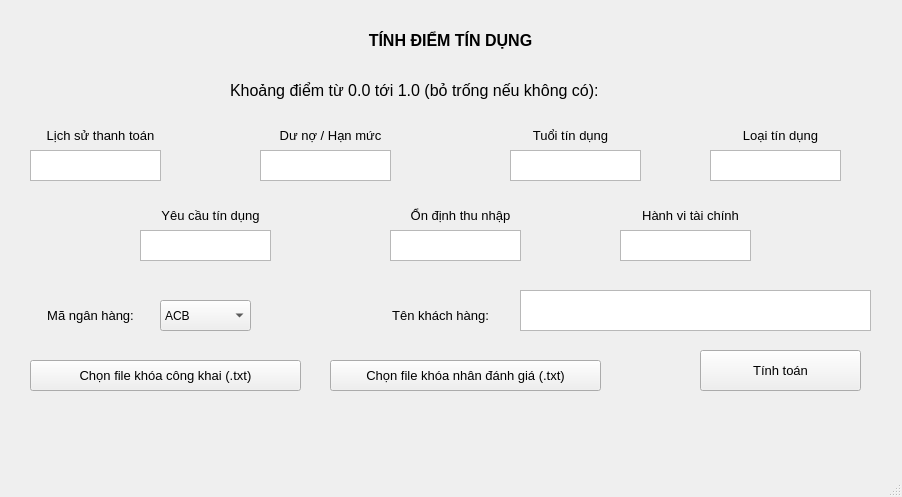
Before: the Qt Designer form Clients/MainWindow.ui in Hac1es/NT219-Project, drawn with Qt 5.
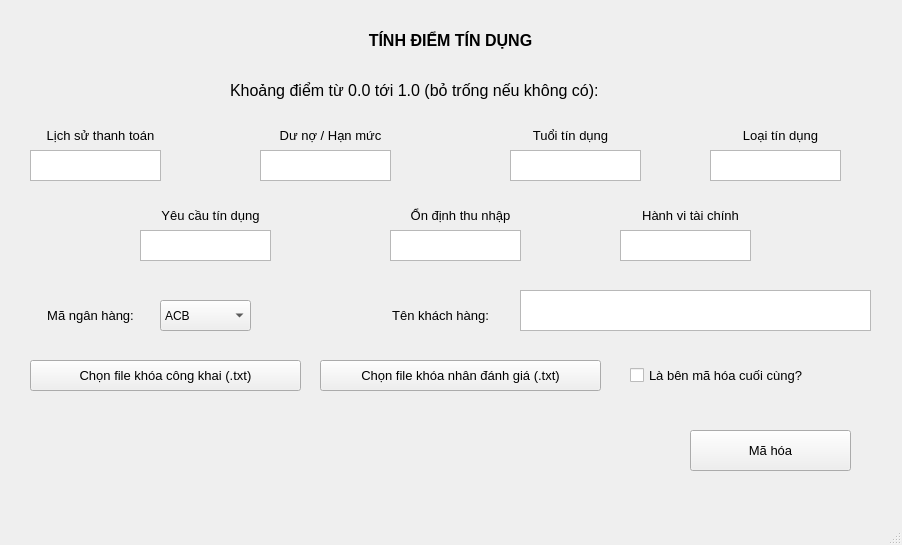
After: the same form once the commit is applied.

```diff
--- a/Clients/MainWindow.ui
+++ b/Clients/MainWindow.ui
@@ -7,7 +7,7 @@
     <x>0</x>
     <y>0</y>
     <width>902</width>
-    <height>497</height>
+    <height>545</height>
    </rect>
   </property>
   <property name="windowTitle">
@@ -507,8 +507,8 @@
    <widget class="QPushButton" name="calc_button">
     <property name="geometry">
      <rect>
-      <x>700</x>
-      <y>350</y>
+      <x>690</x>
+      <y>430</y>
       <width>161</width>
       <height>41</height>
      </rect>
@@ -523,7 +523,7 @@
      <bool>false</bool>
     </property>
     <property name="text">
-     <string>Tính toán</string>
+     <string>Mã hóa</string>
     </property>
    </widget>
    <widget class="QLabel" name="outputShow">
@@ -573,9 +573,9 @@
    <widget class="QPushButton" name="pushButton_4">
     <property name="geometry">
      <rect>
-      <x>330</x>
+      <x>320</x>
       <y>360</y>
-      <width>271</width>
+      <width>281</width>
       <height>31</height>
      </rect>
     </property>
@@ -592,6 +592,25 @@
      <string>Chọn file khóa nhân đánh giá (.txt)</string>
     </property>
    </widget>
+   <widget class="QCheckBox" name="isAggregator">
+    <property name="geometry">
+     <rect>
+      <x>630</x>
+      <y>360</y>
+      <width>241</width>
+      <height>31</height>
+     </rect>
+    </property>
+    <property name="font">
+     <font>
+      <family>Segoe UI</family>
+      <pointsize>10</pointsize>
+     </font>
+    </property>
+    <property name="text">
+     <string>Là bên mã hóa cuối cùng?</string>
+    </property>
+   </widget>
   </widget>
   <widget class="QMenuBar" name="menubar">
    <property name="geometry">
```
